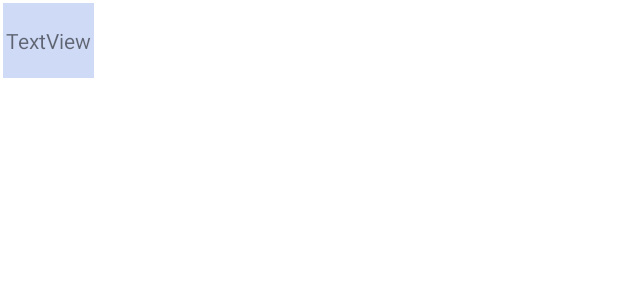
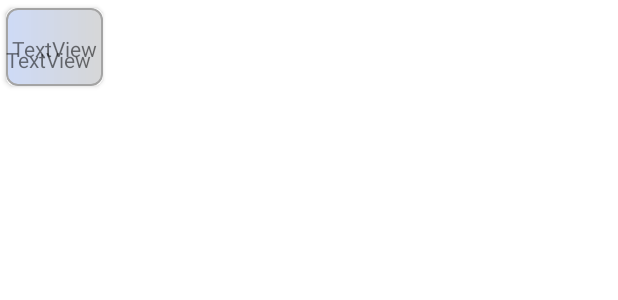
Before and after one commit to ThiliniLFernando/ToDoProject, an Android app: the layout temp_customcal_linear_item.xml on its own in the app's theme, with its tools: preview values and no code run, on a phone screen of 412 x 824 dp. Shown: the top 300 px of the screen. Run offline under Robolectric (Android 15) with nearby library versions, the phone set to English and light mode, and no system bars.

Commit message:
Finish Calendar Week view

```diff
--- /dev/null
+++ b/app/src/main/res/drawable/bg_calendar_week_item.xml
@@ -0,0 +1,16 @@
+<?xml version="1.0" encoding="utf-8"?>
+<shape android:shape="rectangle"
+    xmlns:android="http://schemas.android.com/apk/res/android">
+
+    <stroke
+        android:width="1dp"
+        android:color="@color/gray" />
+
+    <corners
+        android:radius="7dp" />
+
+    <gradient
+        android:startColor="@color/aquamarine_blue"
+        android:endColor="@color/quantum_pink50" />
+
+</shape>
--- a/app/src/main/res/layout/temp_calendar_cell.xml
+++ b/app/src/main/res/layout/temp_calendar_cell.xml
@@ -30,8 +30,8 @@
         android:id="@+id/customCal_Recycler"
         android:layout_width="match_parent"
         android:layout_height="match_parent"
+        android:layout_marginLeft="2dp"
         android:scrollbars="vertical"
-        android:visibility="visible"
-        android:layout_marginLeft="10dp"/>
+        android:visibility="visible" />
 
 </LinearLayout>
--- a/app/src/main/res/layout/temp_customcal_linear_item.xml
+++ b/app/src/main/res/layout/temp_customcal_linear_item.xml
@@ -1,23 +1,44 @@
 <?xml version="1.0" encoding="utf-8"?>
-<androidx.constraintlayout.widget.ConstraintLayout xmlns:android="http://schemas.android.com/apk/res/android"
+<androidx.cardview.widget.CardView
+    android:id="@+id/parent_layout"
+    android:layout_height="wrap_content"
+    android:layout_width="wrap_content"
+    xmlns:android="http://schemas.android.com/apk/res/android"
     xmlns:app="http://schemas.android.com/apk/res-auto"
-    android:id="@+id/parent_layout"
+    app:cardCornerRadius="6dp"
+    app:cardUseCompatPadding="true">
+
+<androidx.constraintlayout.widget.ConstraintLayout
+    android:id="@+id/cons_layout"
     android:layout_width="wrap_content"
-    android:layout_height="wrap_content">
+    android:layout_height="wrap_content"
+    android:background="@drawable/bg_calendar_week_item">
 
     <TextView
         android:id="@+id/calendar_linear_text"
-        android:layout_width="match_parent"
+        android:layout_width="wrap_content"
         android:layout_height="50dp"
+        android:layout_margin="2dp"
+        android:layout_marginStart="8dp"
+        android:layout_marginTop="16dp"
         android:gravity="center_vertical"
-        android:text="TextView"
-        android:background="@color/aquamarine_blue"
         android:padding="2dp"
         android:paddingLeft="6dp"
-        android:layout_margin="2dp"
+        android:text="TextView"
         app:layout_constraintEnd_toEndOf="parent"
-        app:layout_constraintHorizontal_bias="0.5"
+        app:layout_constraintHorizontal_bias="0.044"
         app:layout_constraintStart_toStartOf="parent"
         app:layout_constraintTop_toTopOf="parent" />
 
+    <TextView
+        android:id="@+id/task_time"
+        android:layout_width="wrap_content"
+        android:layout_height="wrap_content"
+        android:layout_marginEnd="8dp"
+        android:layout_marginBottom="8dp"
+        android:text="TextView"
+        app:layout_constraintBottom_toBottomOf="parent"
+        app:layout_constraintEnd_toEndOf="parent" />
+
 </androidx.constraintlayout.widget.ConstraintLayout>
+</androidx.cardview.widget.CardView>
```
Also changed, not shown: app/src/main/java/com/smart/planner/Adapters/CalendarCel_Week.java (+32 -61 lines), app/src/main/java/com/smart/planner/Adapters/CustomCellLinearAdapter.java (+48 -6 lines), app/src/main/java/com/smart/planner/POJOs/CustomCalCel.java (+20 -0 lines), app/src/main/res/layout/fragment_calendar_week.xml (+5 -4 lines).
